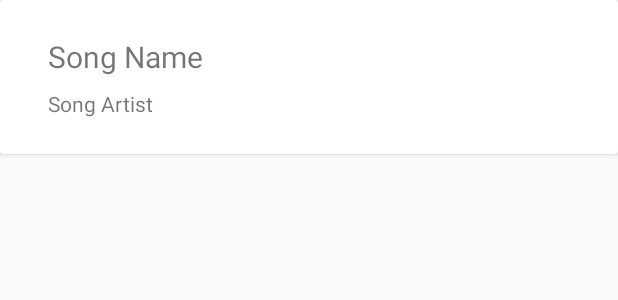
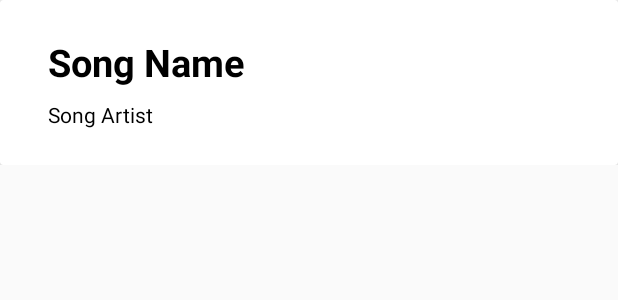
Before and after one commit to jamesj-jiao/Cosmix, an Android app: the layout song_row.xml on its own in the app's theme, with its tools: preview values and no code run, on a phone screen of 412 x 824 dp. Shown: the top 300 px of the screen. Run offline under Robolectric (Android 15) with nearby library versions, the light colour scheme and no system bars.

Commit message:
fixed recycler

```diff
--- a/android/app/src/main/java/com/example/streamline/CloudUtils.kt
+++ b/android/app/src/main/java/com/example/streamline/CloudUtils.kt
@@ -11,10 +11,6 @@ const val FUNCTION= "https://us-central1-streamline-5ab87.cloudfunctions.net/"
 const val GET_FACTS = "get_facts"
 const val CHECK_PARTY = "check_party"
 const val NEW_PARTY = "new_party"
-
-fun partyExists(id: String) : Boolean {
-    return false
-}
 
 fun callFunction(url: String, params: Map<String, String>) : String {
 
--- a/android/app/src/main/java/com/example/streamline/PartyActivity.kt
+++ b/android/app/src/main/java/com/example/streamline/PartyActivity.kt
@@ -24,10 +24,10 @@ class PartyActivity : AppCompatActivity() {
         partyId = intent.getStringExtra(PARTY_ID)
 
         FirebaseFirestore.getInstance().collection(PARTIES).document(partyId)
-            .addSnapshotListener { snapshot, e ->
+            .addSnapshotListener { snapshot, _ ->
                 if (snapshot?.data != null) {
                     var data = snapshot.data as Map<String, List<String>>
-                    adapter.updateData(AsyncUtils.getSongs(data.get(ALL_TRACKS)))
+                    adapter.updateData(AsyncUtils.getSongs(data[FILTERED_TRACKS]))
                 }
             }
 
--- a/android/app/src/main/res/layout/song_row.xml
+++ b/android/app/src/main/res/layout/song_row.xml
@@ -2,8 +2,9 @@
 <LinearLayout xmlns:android="http://schemas.android.com/apk/res/android"
     xmlns:app="http://schemas.android.com/apk/res-auto"
     xmlns:tools="http://schemas.android.com/tools"
-    android:orientation="vertical" android:layout_width="match_parent"
-    android:layout_height="match_parent">
+    android:layout_width="match_parent"
+    android:layout_height="wrap_content"
+    android:orientation="vertical">
 
     <androidx.cardview.widget.CardView
         android:layout_width="match_parent"
@@ -11,7 +12,7 @@
 
         <androidx.constraintlayout.widget.ConstraintLayout
             android:layout_width="match_parent"
-            android:layout_height="match_parent">
+            android:layout_height="wrap_content">
 
             <TextView
                 android:id="@+id/songName"
@@ -20,7 +21,9 @@
                 android:layout_marginStart="32dp"
                 android:layout_marginTop="24dp"
                 android:layout_marginBottom="4dp"
-                android:textSize="20sp"
+                android:textColor="#000000"
+                android:textSize="25sp"
+                android:textStyle="bold"
                 app:layout_constraintBottom_toTopOf="@+id/songArtist"
                 app:layout_constraintStart_toStartOf="parent"
                 app:layout_constraintTop_toTopOf="parent"
@@ -33,6 +36,7 @@
                 android:layout_marginStart="32dp"
                 android:layout_marginTop="4dp"
                 android:layout_marginBottom="24dp"
+                android:textColor="#000000"
                 app:layout_constraintBottom_toBottomOf="parent"
                 app:layout_constraintStart_toStartOf="parent"
                 app:layout_constraintTop_toBottomOf="@+id/songName"
```
Also changed, not shown: android/app/src/main/java/com/example/streamline/Adapter.kt (+7 -2 lines), android/app/src/main/java/com/example/streamline/MainActivity.kt (+5 -5 lines), android/app/src/main/res/layout/activity_party.xml (+23 -7 lines).
